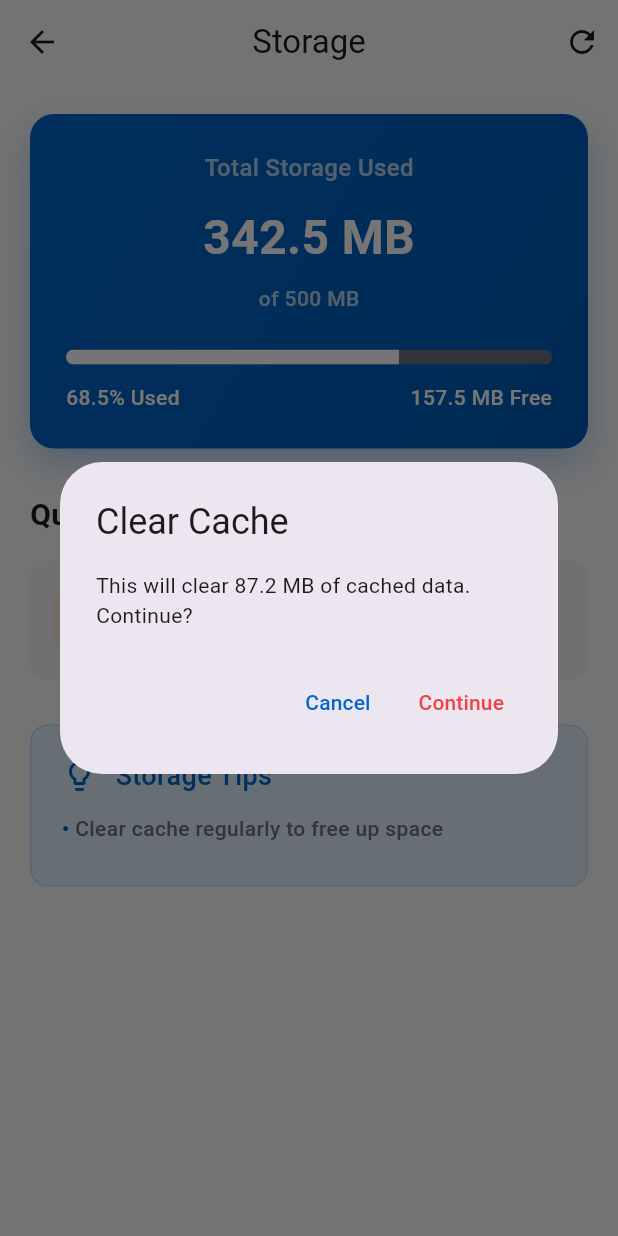
After one commit to mohamed-Ihab55/machinfy_agent, a Flutter app: the StorageScreen screen opened directly, after a tap on "Clear Cache", on a phone screen of 412 x 824 dp. The commit adds this screen. Run offline on Flutter 3.47's test engine with Material 3 defaults, Android fonts, the phone set to English and light mode, and no system bars; our stand-ins replace bloc, equatable, firebase_auth, firebase_core, flutter_bloc; accounts and stored records are empty.

Commit message:
Settings Done

```diff
--- /dev/null
+++ b/lib/core/theme/theme_provider.dart
@@ -0,0 +1,17 @@
+import 'package:flutter/material.dart';
+
+class ThemeProvider extends ChangeNotifier {
+  bool _isDarkMode = false;
+
+  bool get isDarkMode => _isDarkMode;
+
+  void setDarkMode(bool value) {
+    if (_isDarkMode == value) return;
+    _isDarkMode = value;
+    notifyListeners();
+  }
+
+  void toggleTheme() {
+    setDarkMode(!_isDarkMode);
+  }
+}
--- /dev/null
+++ b/lib/features/setting/presentation/widgets/storage_screen.dart
@@ -0,0 +1,302 @@
+import 'package:flutter/material.dart';
+import 'package:machinfy_agent/core/constants.dart';
+import 'package:machinfy_agent/core/typography.dart';
+
+class StorageScreen extends StatefulWidget {
+  const StorageScreen({super.key});
+
+  @override
+  State<StorageScreen> createState() => _StorageScreenState();
+}
+
+class _StorageScreenState extends State<StorageScreen> {
+  bool isLoading = false;
+
+  // Mock data - replace with actual storage calculation
+  final double totalStorage = 500.0; // MB
+  final double usedStorage = 342.5; // MB
+  final Map<String, double> storageBreakdown = {
+    'Chat History': 125.3,
+    'Downloaded Files': 98.7,
+    'Cache': 87.2,
+    'Media': 31.3,
+  };
+
+  double get availableStorage => totalStorage - usedStorage;
+  double get storagePercentage => (usedStorage / totalStorage) * 100;
+
+  @override
+  Widget build(BuildContext context) {
+    return Scaffold(
+      backgroundColor: kBackgroundColor,
+      appBar: AppBar(
+        title: const Text('Storage'),
+        centerTitle: true,
+        actions: [
+          IconButton(
+            icon: const Icon(Icons.refresh),
+            onPressed: _refreshStorage,
+          ),
+        ],
+      ),
+      body: SingleChildScrollView(
+        child: Padding(
+          padding: const EdgeInsets.all(20),
+          child: Column(
+            crossAxisAlignment: CrossAxisAlignment.start,
+            children: [
+              // Storage Overview Card
+              Container(
+                padding: const EdgeInsets.all(24),
+                decoration: BoxDecoration(
+                  gradient: LinearGradient(
+                    begin: Alignment.topLeft,
+                    end: Alignment.bottomRight,
+                    colors: [kPrimaryColor, kSecondaryColor],
+                  ),
+                  borderRadius: BorderRadius.circular(16),
+                  boxShadow: [
+                    BoxShadow(
+                      color: const Color(0xFF1976D2).withValues(alpha: 0.3),
+                      blurRadius: 20,
+                      offset: const Offset(0, 10),
+                    ),
+                  ],
+                ),
+                child: Column(
+                  children: [
+                    Text(
+                      'Total Storage Used',
+                      style: Style.bodysmall.copyWith(
+                        color: Colors.white70,
+                        fontSize: 16,
+                      ),
+                    ),
+                    const SizedBox(height: 12),
+                    Text(
+                      '${usedStorage.toStringAsFixed(1)} MB',
+                      style: Style.headingLarge.copyWith(color: Colors.white),
+                    ),
+                    const SizedBox(height: 8),
+                    Text(
+                      'of ${totalStorage.toStringAsFixed(0)} MB',
+                      style: Style.bodysmall.copyWith(color: Colors.white70),
+                    ),
+                    const SizedBox(height: 24),
+
+                    // Storage Bar
+                    ClipRRect(
+                      borderRadius: BorderRadius.circular(10),
+                      child: LinearProgressIndicator(
+                        value: usedStorage / totalStorage,
+                        minHeight: 10,
+                        backgroundColor: kSubTitleColor,
+                        valueColor: const AlwaysStoppedAnimation<Color>(
+                          Colors.white,
+                        ),
+                      ),
+                    ),
+                    const SizedBox(height: 12),
+                    Row(
+                      mainAxisAlignment: MainAxisAlignment.spaceBetween,
+                      children: [
+                        Text(
+                          '${storagePercentage.toStringAsFixed(1)}% Used',
+                          style: Style.bodysmall.copyWith(color: Colors.white),
+                        ),
+                        Text(
+                          '${availableStorage.toStringAsFixed(1)} MB Free',
+                          style: Style.bodysmall.copyWith(color: Colors.white),
+                        ),
+                      ],
+                    ),
+                  ],
+                ),
+              ),
+
+              const SizedBox(height: 30),
+
+              // Quick Actions
+              Text(
+                'Quick Actions',
+                style: Style.bodyLarge.copyWith(
+                  fontWeight: FontWeight.bold,
+                  fontSize: 20,
+                ),
+              ),
+              const SizedBox(height: 16),
+
+              _buildActionCard(
+                icon: Icons.cleaning_services_outlined,
+                title: 'Clear Cache',
+                subtitle:
+                    '${storageBreakdown['Cache']!.toStringAsFixed(1)} MB can be cleared',
+                color: Colors.orange,
+                onTap: _clearCache,
+              ),
+              const SizedBox(height: 30),
+              // Tips Section
+              Container(
+                padding: const EdgeInsets.all(20),
+                decoration: BoxDecoration(
+                  color: Colors.blue.shade50,
+                  borderRadius: BorderRadius.circular(12),
+                  border: Border.all(color: Colors.blue.shade100),
+                ),
+                child: Column(
+                  crossAxisAlignment: CrossAxisAlignment.start,
+                  children: [
+                    Row(
+                      children: [
+                        const Icon(
+                          Icons.lightbulb_outline,
+                          color: kPrimaryColor,
+                          size: 24,
+                        ),
+                        const SizedBox(width: 12),
+                        Text(
+                          'Storage Tips',
+                          style: Style.bodysmall.copyWith(
+                            color: kPrimaryColor,
+                            fontSize: 18,
+                          ),
+                        ),
+                      ],
+                    ),
+                    const SizedBox(height: 12),
+                    _buildTip('Clear cache regularly to free up space'),
+                  ],
+                ),
+              ),
+
+              const SizedBox(height: 30),
+            ],
+          ),
+        ),
+      ),
+    );
+  }
+
+  Widget _buildActionCard({
+    required IconData icon,
+    required String title,
+    required String subtitle,
+    required Color color,
+    required VoidCallback onTap,
+  }) {
+    return InkWell(
+      onTap: onTap,
+      borderRadius: BorderRadius.circular(12),
+      child: Container(
+        padding: const EdgeInsets.all(16),
+        decoration: BoxDecoration(
+          color: const Color(0xFFF5F5F5),
+          borderRadius: BorderRadius.circular(12),
+        ),
+        child: Row(
+          children: [
+            Container(
+              padding: const EdgeInsets.all(10),
+              decoration: BoxDecoration(
+                color: color.withValues(alpha: 0.1),
+                borderRadius: BorderRadius.circular(10),
+              ),
+              child: Icon(icon, color: color, size: 24),
+            ),
+            const SizedBox(width: 16),
+            Expanded(
+              child: Column(
+                crossAxisAlignment: CrossAxisAlignment.start,
+                children: [
+                  Text(title, style: Style.bodysmall.copyWith(fontSize: 16)),
+                  const SizedBox(height: 4),
+                  Text(
+                    subtitle,
+                    style: Style.bodysmall.copyWith(color: kSubTitleColor),
+                  ),
+                ],
+              ),
+            ),
+            const Icon(Icons.chevron_right, color: kSubTitleColor),
+          ],
+        ),
+      ),
+    );
+  }
+
+  Widget _buildTip(String text) {
+    return Padding(
+      padding: const EdgeInsets.only(bottom: 8),
+      child: Row(
+        crossAxisAlignment: CrossAxisAlignment.start,
+        children: [
+          const Text(
+            '• ',
+            style: TextStyle(
+              fontSize: 14,
+              color: kPrimaryColor,
+              fontWeight: FontWeight.bold,
+            ),
+          ),
+          Expanded(
+            child: Text(
+              text,
+              style: Style.bodysmall.copyWith(
+                fontSize: 14,
+                color: kSubTitleColor,
+              ),
+            ),
+          ),
+        ],
+      ),
+    );
+  }
+
+  Future<void> _refreshStorage() async {
+    setState(() => isLoading = true);
+    // Simulate refresh
+    await Future.delayed(const Duration(seconds: 1));
+    setState(() => isLoading = false);
+    if (mounted) {
+      ScaffoldMessenger.of(
+        context,
+      ).showSnackBar(const SnackBar(content: Text('Storage refreshed')));
+    }
+  }
+
+  Future<void> _clearCache() async {
+    final confirmed = await _showConfirmDialog(
+      'Clear Cache',
+      'This will clear ${storageBreakdown['Cache']!.toStringAsFixed(1)} MB of cached data. Continue?',
+    );
+    if (confirmed == true) {
+      // Implement cache clearing logic
+      if (mounted) {
+        ScaffoldMessenger.of(context).showSnackBar(
+          const SnackBar(content: Text('Cache cleared successfully')),
+        );
+      }
+    }
+  }
+
+  Future<bool?> _showConfirmDialog(String title, String message) {
+    return showDialog<bool>(
+      context: context,
+      builder: (context) => AlertDialog(
+        title: Text(title),
+        content: Text(message),
+        actions: [
+          TextButton(
+            onPressed: () => Navigator.pop(context, false),
+            child: const Text('Cancel'),
+          ),
+          TextButton(
+            onPressed: () => Navigator.pop(context, true),
+            style: TextButton.styleFrom(foregroundColor: kErrorColor),
+            child: const Text('Continue'),
+          ),
+        ],
+      ),
+    );
+  }
+}
--- a/lib/features/welcome_screen/presentation/view/welcome_screen.dart
+++ b/lib/features/welcome_screen/presentation/view/welcome_screen.dart
@@ -25,7 +25,6 @@ class WelcomeScreen extends StatelessWidget {
   Widget build(BuildContext context) {
     final vm = context.watch<LoginViewModel>();
     return Scaffold(
-      backgroundColor: Colors.white,
       body: SafeArea(
         child: Padding(
           padding: const EdgeInsets.symmetric(horizontal: 24),
@@ -45,7 +44,6 @@ class WelcomeScreen extends StatelessWidget {
               const Text(
                 'Machinfy Academy',
                 style: TextStyle(
-                  color: Colors.black,
                   fontWeight: FontWeight.bold,
                   fontSize: 28,
                 ),
```
Also changed, not shown: lib/core/theme/app_theme.dart (added, +39 -0 lines), lib/features/setting/presentation/view/settings_screen.dart (+29 -53 lines), lib/features/setting/presentation/widgets/about_screen.dart (added, +216 -0 lines), lib/main.dart (+14 -8 lines).
